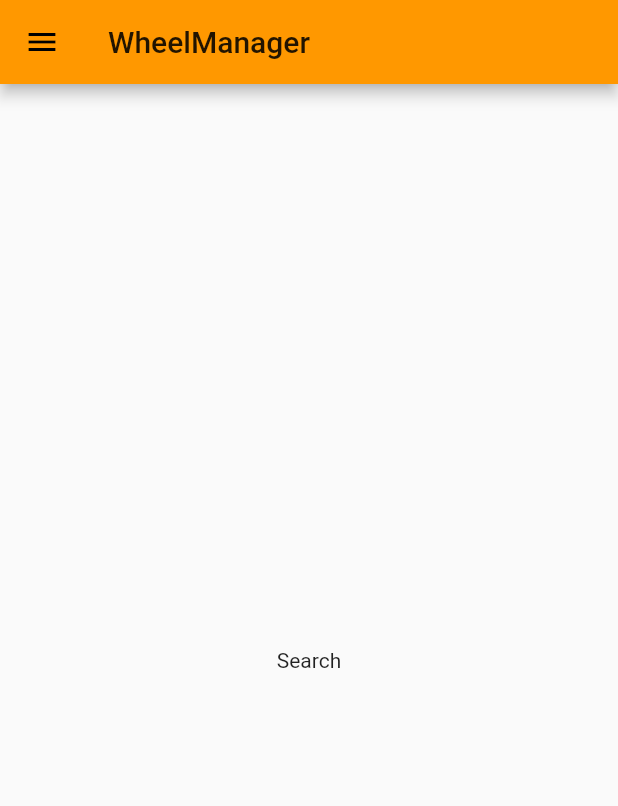
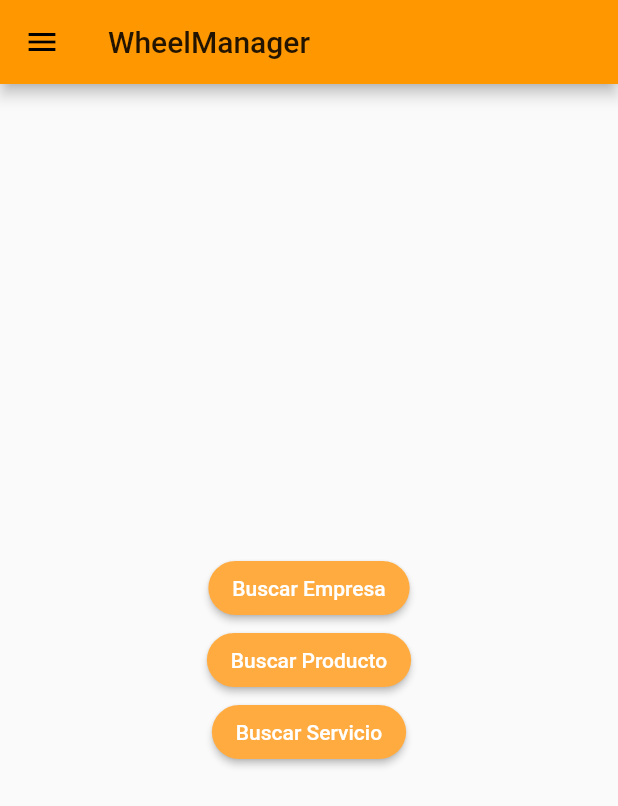
Before and after one commit to omar2702/WheelManager_Flutter, a Flutter app: the screen it shows after launch, on a phone screen of 412 x 824 dp. Shown: the top 806 px of the screen. Run offline on Flutter 3.47's test engine with Material 2 defaults, Android fonts, the light colour scheme and no system bars.

Commit message:
feat: Navigation to the Scaffolds

```diff
--- a/flutter_application_wheelmanager/lib/page/search_page.dart
+++ b/flutter_application_wheelmanager/lib/page/search_page.dart
@@ -1,10 +1,51 @@
 import 'package:flutter/material.dart';
+import 'package:flutter_application_wheelmanager/screen/search_bussines.dart';
+import 'package:flutter_application_wheelmanager/screen/search_product.dart';
+import 'package:flutter_application_wheelmanager/screen/search_service.dart';
 
 class SearchPage extends StatelessWidget {
   @override
   Widget build(BuildContext context) {
-    return Center(
-      child: Text('Search'),
+    return Scaffold(
+      body: Center(
+          child: Column(
+        mainAxisSize: MainAxisSize.min,
+        children: [
+          // ignore: deprecated_member_use
+          RaisedButton(
+            shape: StadiumBorder(),
+            child: Text('Buscar Empresa'),
+            color: Colors.orangeAccent[200],
+            textColor: Colors.white,
+            onPressed: () {
+              Navigator.push(context,
+                  MaterialPageRoute(builder: (context) => SearchBusiness()));
+            },
+          ),
+          // ignore: deprecated_member_use
+          RaisedButton(
+            shape: StadiumBorder(),
+            child: Text('Buscar Producto'),
+            color: Colors.orangeAccent[200],
+            textColor: Colors.white,
+            onPressed: () {
+              Navigator.push(context,
+                  MaterialPageRoute(builder: (context) => SearchProduct()));
+            },
+          ),
+          // ignore: deprecated_member_use
+          RaisedButton(
+            shape: StadiumBorder(),
+            child: Text('Buscar Servicio'),
+            color: Colors.orangeAccent[200],
+            textColor: Colors.white,
+            onPressed: () {
+              Navigator.push(context,
+                  MaterialPageRoute(builder: (context) => SearchService()));
+            },
+          )
+        ],
+      )),
     );
   }
 }
```
Also changed, not shown: flutter_application_wheelmanager/lib/page/profile.dart (added, +12 -0 lines), flutter_application_wheelmanager/lib/page/route.dart (added, +12 -0 lines), flutter_application_wheelmanager/lib/screen/search_bussines.dart (added, +14 -0 lines), flutter_application_wheelmanager/lib/screen/search_product.dart (added, +14 -0 lines), flutter_application_wheelmanager/lib/screen/search_service.dart (added, +14 -0 lines).
